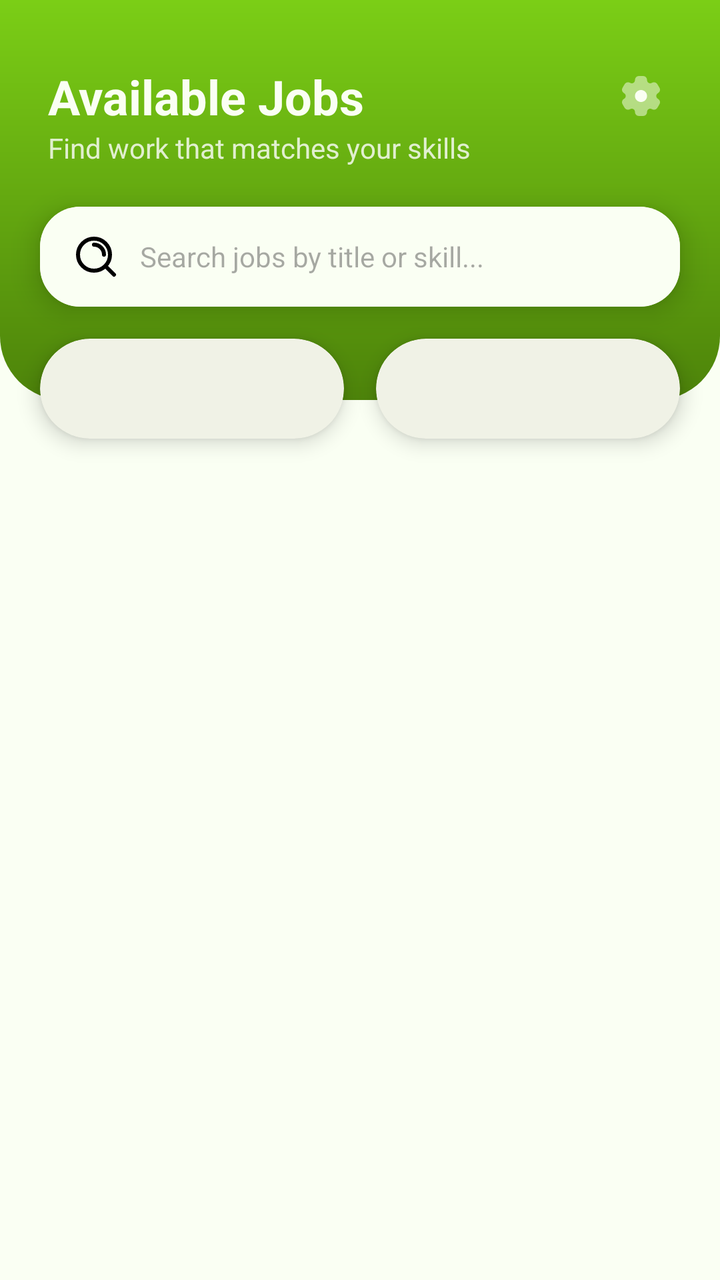
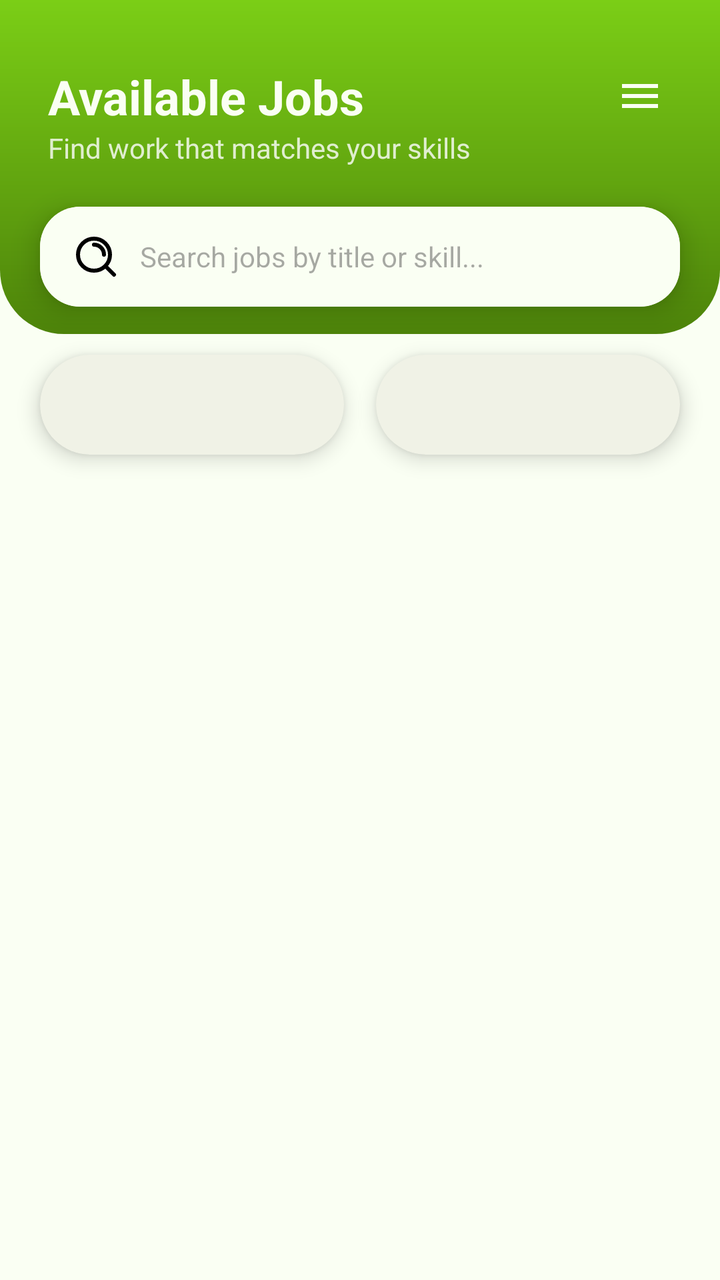

Two renders of the same Android screen: before a commit and after it. Below are the layout's source before the change and the commit's diff.
<!-- AndroidManifest.xml: application theme Theme.RozgarConnector -->
<!-- res/layout/fragment_provider_home.xml -->
<?xml version="1.0" encoding="utf-8"?>
<androidx.constraintlayout.widget.ConstraintLayout xmlns:android="http://schemas.android.com/apk/res/android"
    xmlns:app="http://schemas.android.com/apk/res-auto"
    xmlns:tools="http://schemas.android.com/tools"
    android:layout_width="match_parent"
    android:layout_height="match_parent"
    android:background="#F8F9FA"
    android:backgroundTint="@color/white">

    <View
        android:id="@+id/headerBg"
        android:layout_width="0dp"
        android:layout_height="200dp"
        android:background="@drawable/header_gradient_curved"
        app:layout_constraintEnd_toEndOf="parent"
        app:layout_constraintStart_toStartOf="parent"
        app:layout_constraintTop_toTopOf="parent" />

    <TextView
        android:id="@+id/tvHeaderTitle"
        android:layout_width="wrap_content"
        android:layout_height="wrap_content"
        android:layout_marginStart="24dp"
        android:layout_marginTop="32dp"
        android:text="Available Jobs"
        android:textColor="@color/white"
        android:textSize="24sp"
        android:textStyle="bold"
        app:layout_constraintStart_toStartOf="parent"
        app:layout_constraintTop_toTopOf="parent" />
    <ImageView
        android:id="@+id/btnSettings"
        android:layout_width="32dp"
        android:layout_height="32dp"
        android:layout_marginTop="32dp"
        android:layout_marginEnd="24dp"
        android:padding="4dp"
        android:src="@drawable/ic_settings"
        app:layout_constraintEnd_toEndOf="parent"
        app:layout_constraintTop_toTopOf="parent"
        app:tint="@color/white" />
    <TextView
        android:id="@+id/tvSubtitle"
        android:layout_width="wrap_content"
        android:layout_height="wrap_content"
        android:text="Find work that matches your skills"
        android:textColor="#CCFFFFFF"
        android:textSize="14sp"
        app:layout_constraintStart_toStartOf="@id/tvHeaderTitle"
        app:layout_constraintTop_toBottomOf="@id/tvHeaderTitle" />

    <com.google.android.material.card.MaterialCardView
        android:id="@+id/searchCard"
        android:layout_width="0dp"
        android:layout_height="50dp"
        android:layout_marginHorizontal="20dp"
        android:layout_marginTop="20dp"
        app:cardCornerRadius="20dp"
        app:cardElevation="8dp"
        app:layout_constraintEnd_toEndOf="parent"
        app:layout_constraintStart_toStartOf="parent"
        app:layout_constraintTop_toBottomOf="@id/tvSubtitle"
        app:strokeWidth="0dp">

        <EditText
            android:id="@+id/etSearchJob"
            android:layout_width="match_parent"
            android:layout_height="match_parent"
            android:background="@color/white"
            android:drawableStart="@drawable/ic_search"
            android:drawablePadding="10dp"
            android:hint="Search jobs by title or skill..."
            android:paddingStart="16dp"
            android:textColor="@color/black"
            android:textSize="14sp" />
    </com.google.android.material.card.MaterialCardView>

    <com.google.android.material.card.MaterialCardView
        android:id="@+id/cardDistrict"
        android:layout_width="0dp"
        android:layout_height="50dp"
        android:layout_marginStart="20dp"
        android:layout_marginTop="16dp"
        android:layout_marginEnd="8dp"
        app:cardCornerRadius="25dp"
        app:cardElevation="6dp"
        app:layout_constraintEnd_toStartOf="@+id/cardCategory"
        app:layout_constraintHorizontal_bias="0.5"
        app:layout_constraintStart_toStartOf="parent"
        app:layout_constraintTop_toBottomOf="@+id/searchCard"
        app:strokeWidth="0dp">

        <Spinner
            android:id="@+id/spinnerDistrict"
            android:layout_width="match_parent"
            android:layout_height="match_parent"
            android:background="@android:color/transparent"
            android:paddingStart="10dp"
            android:spinnerMode="dropdown" />
    </com.google.android.material.card.MaterialCardView>

    <com.google.android.material.card.MaterialCardView
        android:id="@+id/cardCategory"
        android:layout_width="0dp"
        android:layout_height="50dp"
        android:layout_marginStart="8dp"
        android:layout_marginTop="16dp"
        android:layout_marginEnd="20dp"
        app:cardCornerRadius="25dp"
        app:cardElevation="6dp"
        app:layout_constraintEnd_toEndOf="parent"
        app:layout_constraintHorizontal_bias="0.5"
        app:layout_constraintStart_toEndOf="@+id/cardDistrict"
        app:layout_constraintTop_toBottomOf="@+id/searchCard"
        app:strokeWidth="0dp">

        <Spinner
            android:id="@+id/spinnerCategory"
            android:layout_width="match_parent"
            android:layout_height="match_parent"
            android:background="@android:color/transparent"
            android:paddingStart="10dp"
            android:spinnerMode="dropdown" />
    </com.google.android.material.card.MaterialCardView>

    <LinearLayout
        android:id="@+id/llFilters"
        android:layout_width="0dp"
        android:layout_height="wrap_content"
        android:layout_marginHorizontal="20dp"
        android:layout_marginTop="12dp"
        android:orientation="horizontal"
        app:layout_constraintEnd_toEndOf="parent"
        app:layout_constraintStart_toStartOf="parent"
        app:layout_constraintTop_toBottomOf="@id/cardDistrict"></LinearLayout>

    <androidx.recyclerview.widget.RecyclerView
        android:id="@+id/rvJobs"
        android:layout_width="match_parent"
        android:layout_height="0dp"
        android:layout_marginTop="8dp"
        android:background="@color/white"
        android:clipToPadding="false"
        android:padding="8dp"
        app:layout_constraintBottom_toBottomOf="parent"
        app:layout_constraintTop_toBottomOf="@id/llFilters" />

    <ProgressBar
        android:id="@+id/progressBar"
        android:layout_width="wrap_content"
        android:layout_height="wrap_content"
        android:visibility="gone"
        app:layout_constraintBottom_toBottomOf="parent"
        app:layout_constraintEnd_toEndOf="parent"
        app:layout_constraintStart_toStartOf="parent"
        app:layout_constraintTop_toBottomOf="@id/llFilters" />

    <TextView
        android:id="@+id/tvNoJobs"
        android:layout_width="wrap_content"
        android:layout_height="wrap_content"
        android:text="No jobs found matching your filters."
        android:visibility="gone"
        app:layout_constraintBottom_toBottomOf="parent"
        app:layout_constraintEnd_toEndOf="parent"
        app:layout_constraintStart_toStartOf="parent"
        app:layout_constraintTop_toBottomOf="@id/llFilters" />

</androidx.constraintlayout.widget.ConstraintLayout>
<!-- resources referenced by this layout -->
<resources>
  <color name="black">#FF000000</color>
  <color name="white">#FAFFF3</color>
  <!-- drawable header_gradient_curved (drawable) -->
  <shape xmlns:android="http://schemas.android.com/apk/res/android">
      <gradient
          android:startColor="@color/primary_green"
          android:endColor="#4D830A"
          android:angle="270"/>
      <corners
          android:bottomLeftRadius="32dp"
          android:bottomRightRadius="32dp" />
  </shape>
  <!-- drawable ic_search (drawable) -->
  <vector xmlns:android="http://schemas.android.com/apk/res/android"
      android:width="24dp"
      android:height="24dp"
      android:viewportWidth="24"
      android:viewportHeight="24">
    <path
        android:pathData="M11,6C13.761,6 16,8.239 16,11M16.659,16.655L21,21M19,11C19,15.418 15.418,19 11,19C6.582,19 3,15.418 3,11C3,6.582 6.582,3 11,3C15.418,3 19,6.582 19,11Z"
        android:strokeLineJoin="round"
        android:strokeWidth="2"
        android:fillColor="#00000000"
        android:strokeColor="#000000"
        android:strokeLineCap="round"/>
  </vector>
  <!-- drawable ic_settings: vector/xml drawable (drawable, 2376 chars, omitted) -->
  <style name="Theme.RozgarConnector" parent="Base.Theme.RozgarConnector" />
  <color name="primary_green">#7BCE16</color>
  <style name="Base.Theme.RozgarConnector" parent="Theme.Material3.DayNight.NoActionBar">
          
          <item name="colorPrimary">@color/primary_green</item>
      </style>
</resources>

<!-- the commit's change to res/layout/fragment_provider_home.xml (unified diff, before → after) -->
@@ -4,13 +4,12 @@
     xmlns:tools="http://schemas.android.com/tools"
     android:layout_width="match_parent"
     android:layout_height="match_parent"
-    android:background="#F8F9FA"
-    android:backgroundTint="@color/white">
+    android:background="@color/white">
 
     <View
         android:id="@+id/headerBg"
         android:layout_width="0dp"
-        android:layout_height="200dp"
+        android:layout_height="167dp"
         android:background="@drawable/header_gradient_curved"
         app:layout_constraintEnd_toEndOf="parent"
         app:layout_constraintStart_toStartOf="parent"
@@ -22,12 +21,13 @@
         android:layout_height="wrap_content"
         android:layout_marginStart="24dp"
         android:layout_marginTop="32dp"
-        android:text="Available Jobs"
+        android:text="@string/available_jobs"
         android:textColor="@color/white"
         android:textSize="24sp"
         android:textStyle="bold"
         app:layout_constraintStart_toStartOf="parent"
         app:layout_constraintTop_toTopOf="parent" />
+
     <ImageView
         android:id="@+id/btnSettings"
         android:layout_width="32dp"
@@ -35,15 +35,16 @@
         android:layout_marginTop="32dp"
         android:layout_marginEnd="24dp"
         android:padding="4dp"
-        android:src="@drawable/ic_settings"
+        android:src="@drawable/ic_menu"
         app:layout_constraintEnd_toEndOf="parent"
         app:layout_constraintTop_toTopOf="parent"
         app:tint="@color/white" />
+
     <TextView
         android:id="@+id/tvSubtitle"
         android:layout_width="wrap_content"
         android:layout_height="wrap_content"
-        android:text="Find work that matches your skills"
+        android:text="@string/find_jobs"
         android:textColor="#CCFFFFFF"
         android:textSize="14sp"
         app:layout_constraintStart_toStartOf="@id/tvHeaderTitle"
@@ -69,7 +70,7 @@
             android:background="@color/white"
             android:drawableStart="@drawable/ic_search"
             android:drawablePadding="10dp"
-            android:hint="Search jobs by title or skill..."
+            android:hint="@string/search_job_hint"
             android:paddingStart="16dp"
             android:textColor="@color/black"
             android:textSize="14sp" />
@@ -80,12 +81,13 @@
         android:layout_width="0dp"
         android:layout_height="50dp"
         android:layout_marginStart="20dp"
-        android:layout_marginTop="16dp"
+        android:layout_marginTop="24dp"
         android:layout_marginEnd="8dp"
         app:cardCornerRadius="25dp"
         app:cardElevation="6dp"
         app:layout_constraintEnd_toStartOf="@+id/cardCategory"
         app:layout_constraintHorizontal_bias="0.5"
+        app:layout_constraintHorizontal_chainStyle="packed"
         app:layout_constraintStart_toStartOf="parent"
         app:layout_constraintTop_toBottomOf="@+id/searchCard"
         app:strokeWidth="0dp">
@@ -104,7 +106,7 @@
         android:layout_width="0dp"
         android:layout_height="50dp"
         android:layout_marginStart="8dp"
-        android:layout_marginTop="16dp"
+        android:layout_marginTop="24dp"
         android:layout_marginEnd="20dp"
         app:cardCornerRadius="25dp"
         app:cardElevation="6dp"
@@ -123,27 +125,15 @@
             android:spinnerMode="dropdown" />
     </com.google.android.material.card.MaterialCardView>
 
-    <LinearLayout
-        android:id="@+id/llFilters"
-        android:layout_width="0dp"
-        android:layout_height="wrap_content"
-        android:layout_marginHorizontal="20dp"
-        android:layout_marginTop="12dp"
-        android:orientation="horizontal"
-        app:layout_constraintEnd_toEndOf="parent"
-        app:layout_constraintStart_toStartOf="parent"
-        app:layout_constraintTop_toBottomOf="@id/cardDistrict"></LinearLayout>
-
     <androidx.recyclerview.widget.RecyclerView
         android:id="@+id/rvJobs"
         android:layout_width="match_parent"
         android:layout_height="0dp"
-        android:layout_marginTop="8dp"
-        android:background="@color/white"
+        android:layout_marginTop="12dp"
         android:clipToPadding="false"
         android:padding="8dp"
         app:layout_constraintBottom_toBottomOf="parent"
-        app:layout_constraintTop_toBottomOf="@id/llFilters" />
+        app:layout_constraintTop_toBottomOf="@id/cardDistrict" />
 
     <ProgressBar
         android:id="@+id/progressBar"
@@ -153,17 +143,17 @@
         app:layout_constraintBottom_toBottomOf="parent"
         app:layout_constraintEnd_toEndOf="parent"
         app:layout_constraintStart_toStartOf="parent"
-        app:layout_constraintTop_toBottomOf="@id/llFilters" />
+        app:layout_constraintTop_toBottomOf="@id/cardDistrict" />
 
     <TextView
         android:id="@+id/tvNoJobs"
         android:layout_width="wrap_content"
         android:layout_height="wrap_content"
-        android:text="No jobs found matching your filters."
+        android:text="@string/no_jobs_found"
         android:visibility="gone"
         app:layout_constraintBottom_toBottomOf="parent"
         app:layout_constraintEnd_toEndOf="parent"
         app:layout_constraintStart_toStartOf="parent"
-        app:layout_constraintTop_toBottomOf="@id/llFilters" />
+        app:layout_constraintTop_toBottomOf="@id/cardDistrict" />
 
 </androidx.constraintlayout.widget.ConstraintLayout>
<!-- resource entries referenced after the edit -->
@@ -12,6 +12,16 @@
           android:bottomLeftRadius="32dp"
           android:bottomRightRadius="32dp" />
   </shape>
+  <!-- drawable ic_menu (drawable) -->
+  <vector xmlns:android="http://schemas.android.com/apk/res/android"
+      android:width="24dp"
+      android:height="24dp"
+      android:viewportWidth="24"
+      android:viewportHeight="24">
+      <path
+          android:fillColor="#000000"
+          android:pathData="M3,18h18v-2H3v2zM3,13h18v-2H3v2zM3,6v2h18V6H3z" />
+  </vector>
   <!-- drawable ic_search (drawable) -->
   <vector xmlns:android="http://schemas.android.com/apk/res/android"
       android:width="24dp"
@@ -26,7 +36,10 @@
         android:strokeColor="#000000"
         android:strokeLineCap="round"/>
   </vector>
-  <!-- drawable ic_settings: vector/xml drawable (drawable, 2376 chars, omitted) -->
+  <string name="available_jobs">Available Jobs</string>
+  <string name="find_jobs">Find work that matches your skills</string>
+  <string name="no_jobs_found">No jobs found matching your filters.</string>
+  <string name="search_job_hint">Search jobs by title or skill...</string>
   <style name="Theme.RozgarConnector" parent="Base.Theme.RozgarConnector" />
   <color name="primary_green">#7BCE16</color>
   <style name="Base.Theme.RozgarConnector" parent="Theme.Material3.DayNight.NoActionBar">
